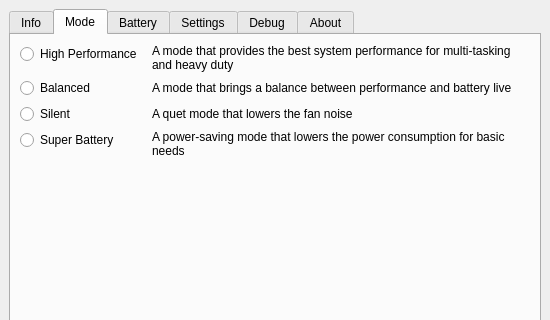
The window that src/mainwindow.ui (dmitry-s93/MControlCenter) describes before a commit, drawn with Qt 5; both pictures show x 0 to 550 and y 0 to 320 of the 550 by 550 pixel window.
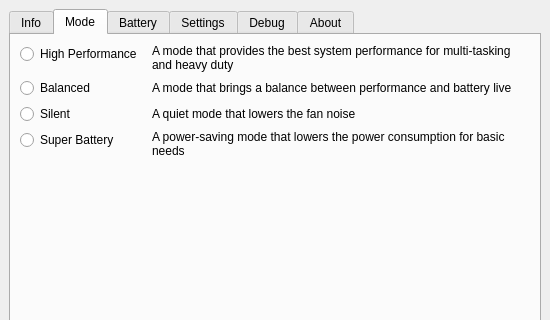
The same window after the commit. The open tabs and pages were chosen to show the change.

```diff
--- a/src/mainwindow.ui
+++ b/src/mainwindow.ui
@@ -283,7 +283,7 @@
           <item row="2" column="1">
            <widget class="QLabel" name="label_12">
             <property name="text">
-             <string>A quet mode that lowers the fan noise</string>
+             <string>A quiet mode that lowers the fan noise</string>
             </property>
             <property name="wordWrap">
              <bool>true</bool>
```
